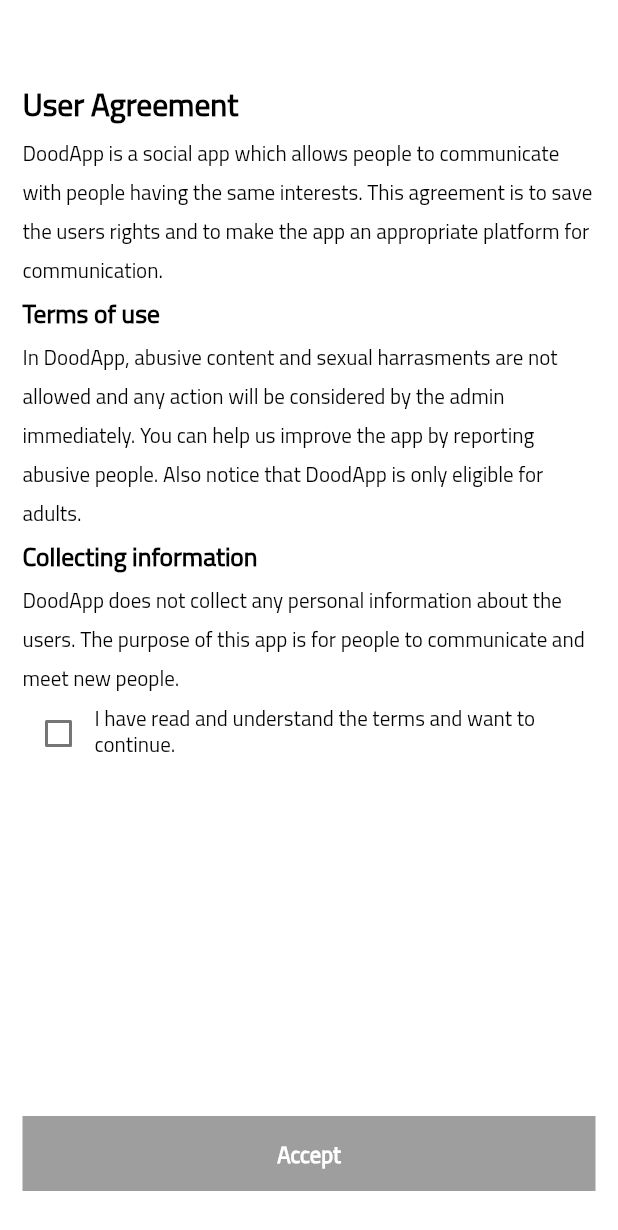
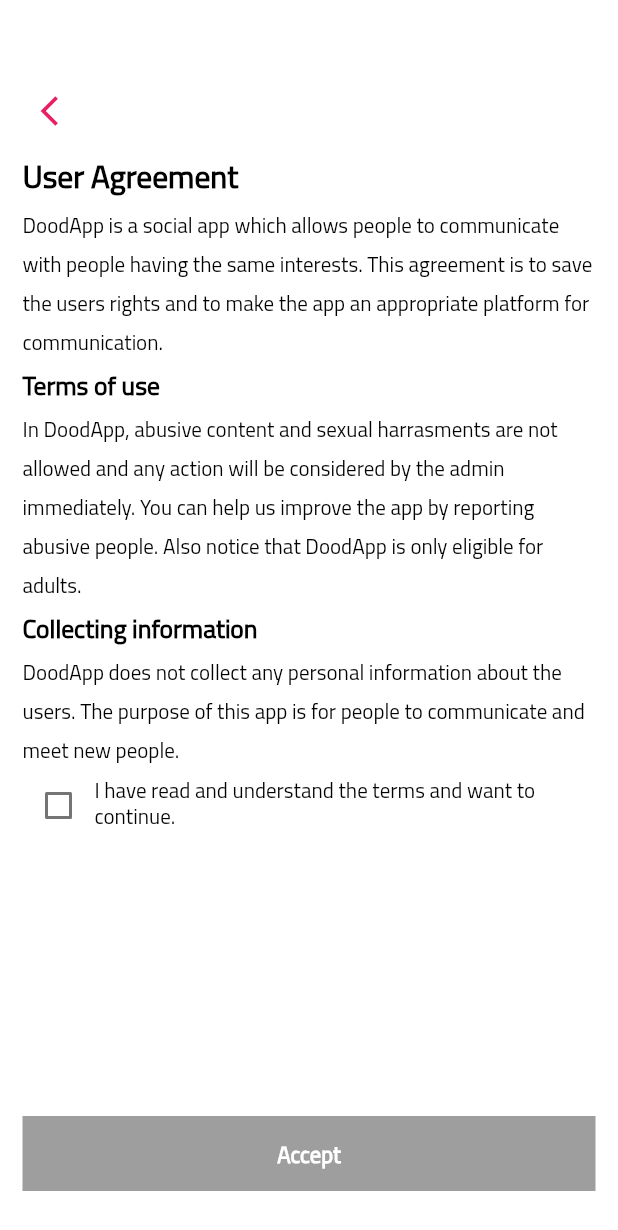
Before and after one commit to iiNawaf/new_doodapp, a Flutter app: the screen it shows once a user with an empty profile is signed in, on a phone screen of 412 x 824 dp. Shown: the top 1230 px of the screen. Run offline on Flutter 3.47's test engine with Material 2 defaults, Android fonts, the phone set to English and light mode, and no system bars; our stand-ins replace bubble_bottom_bar, cached_network_image, cloud_firestore, connectivity, email_validator, firebase_auth and 5 more; accounts and stored records are empty.

Commit message:
final v2

```diff
--- a/lib/screens/user_agreement/user_agreement.dart
+++ b/lib/screens/user_agreement/user_agreement.dart
@@ -23,6 +23,10 @@ class _UserAgreementScreenState extends State<UserAgreementScreen> {
           child: Column(
             crossAxisAlignment: CrossAxisAlignment.start,
             children: [
+              IconButton(
+                onPressed: () async => authProvider.signOut(),
+                icon: Icon(Icons.arrow_back_ios)
+                ),
               Text(
                 "User Agreement",
                 style: TextStyle(fontSize: 21, fontWeight: FontWeight.bold),
@@ -68,7 +72,7 @@ class _UserAgreementScreenState extends State<UserAgreementScreen> {
           ),
         ),
       ),
-      bottomNavigationBar: // Agree Button
+      bottomNavigationBar:
           Padding(
             padding: const EdgeInsets.only(top:15, bottom: 30, left: 15, right: 15),
             child: isLoading ? GeneralLoading()
--- a/pubspec.yaml
+++ b/pubspec.yaml
@@ -15,7 +15,7 @@ publish_to: 'none' # Remove this line if you wish to publish to pub.dev
 # In iOS, build-name is used as CFBundleShortVersionString while build-number used as CFBundleVersion.
 # Read more about iOS versioning at
 # https://developer.apple.com/library/archive/documentation/General/Reference/InfoPlistKeyReference/Articles/CoreFoundationKeys.html
-version: 2.0.0+1
+version: 2.0.0+2
 
 environment:
   sdk: ">=2.7.0 <3.0.0"
```
Also changed, not shown: 1 other file.
